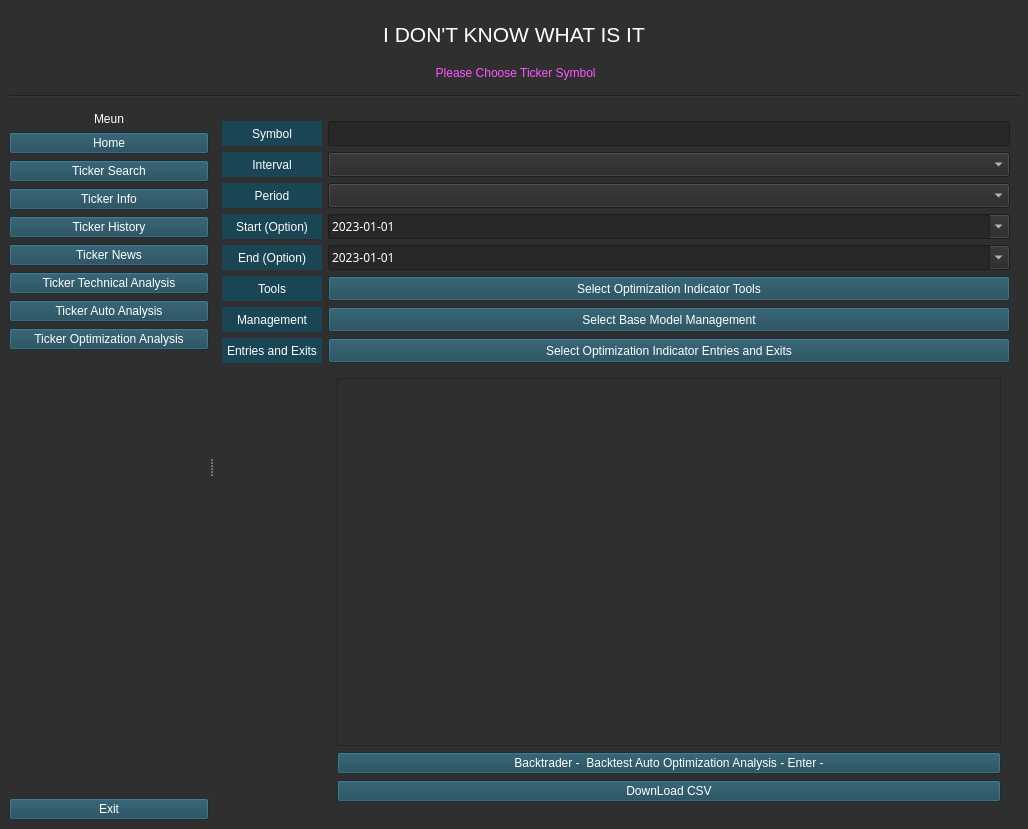
Above: Ui_File/main.ui from domainyman/Stock_backtest_py before the change. Below: the same form after it.
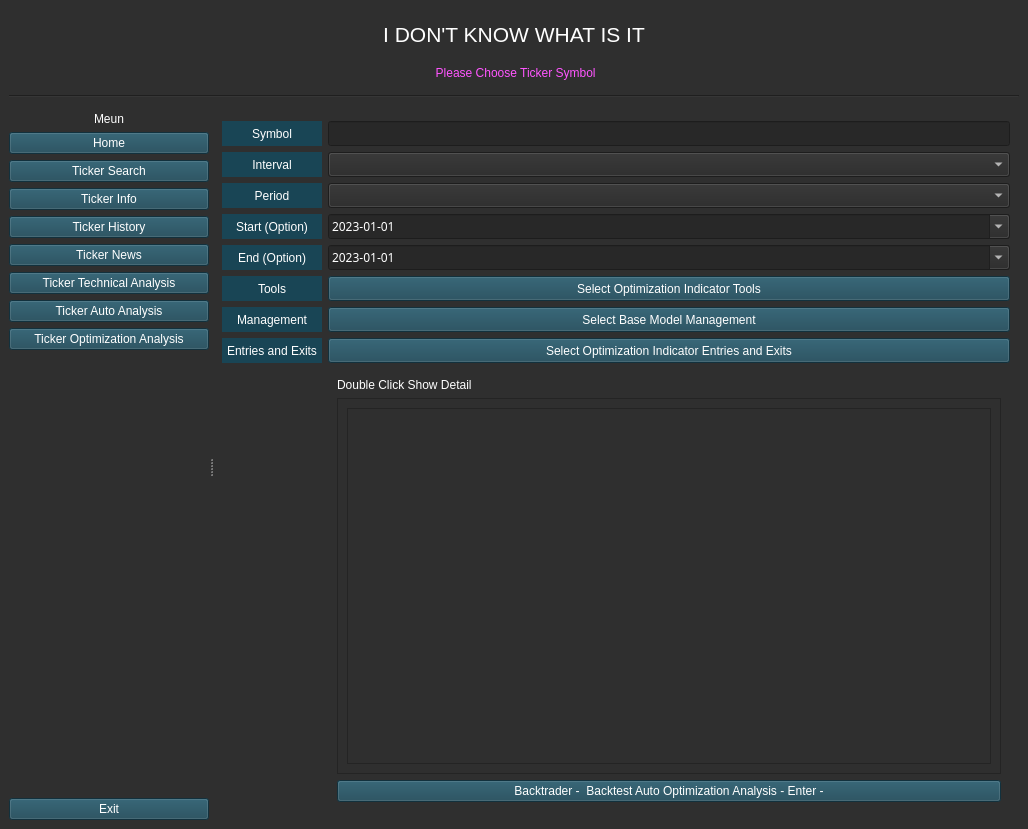
That is the form after the change. The open tabs and pages were chosen to show the change.

Diff of the .ui file:
```diff
--- a/Ui_File/main.ui
+++ b/Ui_File/main.ui
@@ -1652,6 +1652,28 @@
                   </property>
                   <layout class="QVBoxLayout" name="verticalLayout_20">
                    <item>
+                    <widget class="QLabel" name="label_29">
+                     <property name="text">
+                      <string>Double Click Show Detail</string>
+                     </property>
+                    </widget>
+                   </item>
+                   <item>
+                    <widget class="QScrollArea" name="scrollArea">
+                     <property name="widgetResizable">
+                      <bool>true</bool>
+                     </property>
+                     <widget class="QWidget" name="scrollAreaWidgetContents">
+                      <property name="geometry">
+                       <rect>
+                        <x>0</x>
+                        <y>0</y>
+                        <width>639</width>
+                        <height>360</height>
+                       </rect>
+                      </property>
+                      <layout class="QVBoxLayout" name="verticalLayout_22">
+                       <item>
                     <widget class="QTableView" name="ea_tableView">
                      <property name="editTriggers">
                       <set>QAbstractItemView::NoEditTriggers</set>
@@ -1661,6 +1683,10 @@
                      </property>
                     </widget>
                    </item>
+                      </layout>
+                     </widget>
+                    </widget>
+                   </item>
                    <item>
                     <widget class="QPushButton" name="ea_Techenter_btn">
                      <property name="styleSheet">
@@ -1672,20 +1698,6 @@
                      </property>
                     </widget>
                    </item>
-                   <item>
-                    <widget class="QPushButton" name="ea_DownLoad_btn">
-                     <property name="enabled">
-                      <bool>true</bool>
-                     </property>
-                     <property name="styleSheet">
-                      <string notr="true">color: rgb(255, 255, 255);
-background-color: rgb(25, 69, 85);</string>
-                     </property>
-                     <property name="text">
-                      <string>DownLoad CSV</string>
-                     </property>
-                    </widget>
-                   </item>
                   </layout>
                  </widget>
                 </item>
```
Left out of the diff: 59 changed lines with no effect on the pictures. Lines whose indentation alone changed are shown as unchanged.
